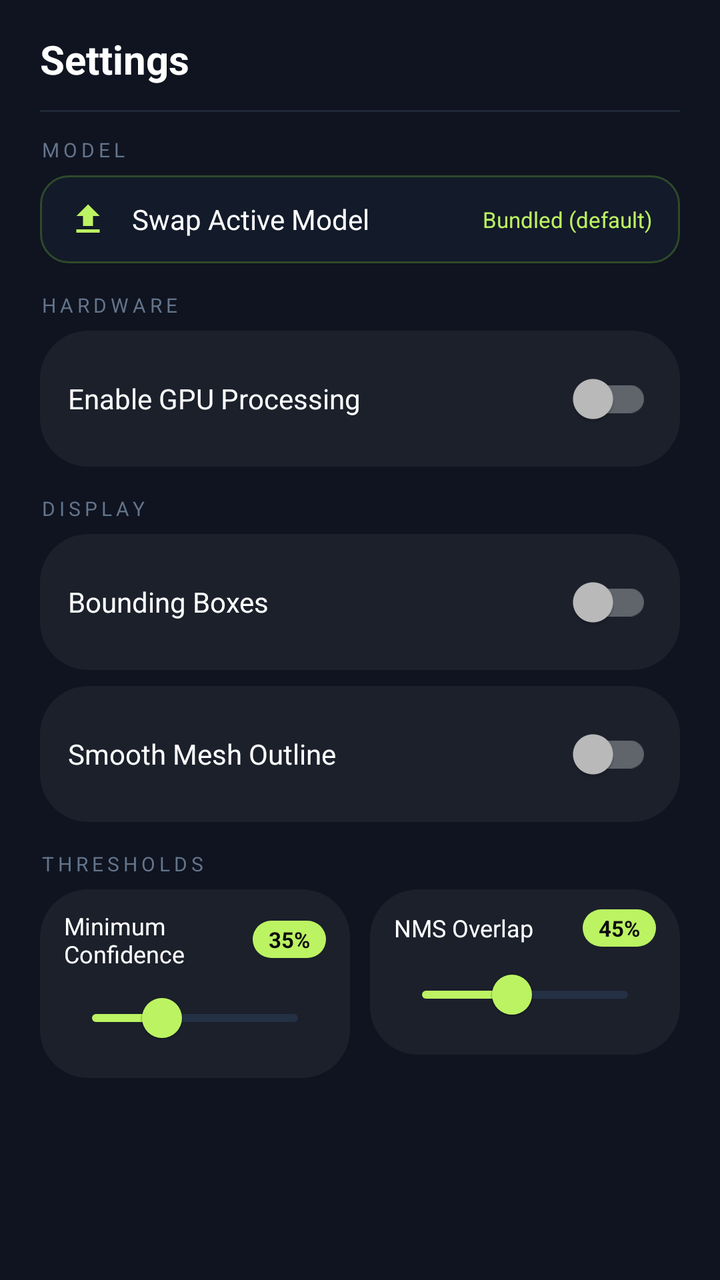
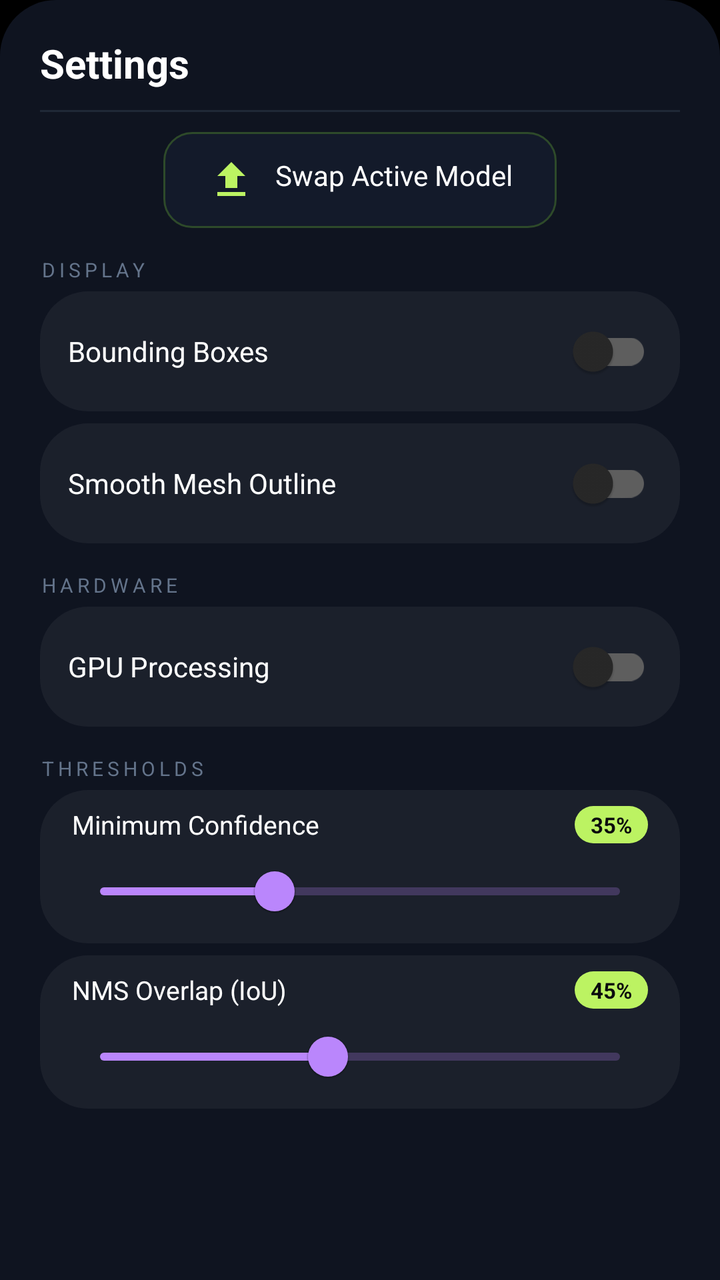

Compare the two renders of this Android layout. The source of the first and the diff that turns it into the second are given below.
<!-- AndroidManifest.xml: application theme Theme.AIMeshVision -->
<!-- res/layout/bottom_sheet_settings.xml -->
<?xml version="1.0" encoding="utf-8"?>
<LinearLayout xmlns:android="http://schemas.android.com/apk/res/android"
    xmlns:app="http://schemas.android.com/apk/res-auto"
    android:layout_width="match_parent"
    android:layout_height="wrap_content"
    android:background="#0F1420"
    android:orientation="vertical"
    android:paddingStart="20dp"
    android:paddingEnd="20dp"
    android:paddingTop="16dp"
    android:paddingBottom="20dp">

    <TextView
        android:layout_width="wrap_content"
        android:layout_height="wrap_content"
        android:text="Settings"
        android:textColor="#FFFFFF"
        android:textSize="20sp"
        android:textStyle="bold"/>

    <View
        android:layout_width="match_parent"
        android:layout_height="1dp"
        android:layout_marginTop="12dp"
        android:layout_marginBottom="12dp"
        android:background="#1F2937"/>

    
    <TextView
        android:layout_width="wrap_content"
        android:layout_height="wrap_content"
        android:text="MODEL"
        android:textColor="#64748B"
        android:textSize="10sp"
        android:textAllCaps="true"
        android:letterSpacing="0.2"
        android:layout_marginBottom="6dp"/>

    
    <LinearLayout
        android:id="@+id/panelSelectModel"
        android:layout_width="match_parent"
        android:layout_height="wrap_content"
        android:background="@drawable/bg_model_swap"
        android:clickable="true"
        android:focusable="true"
        android:gravity="center_vertical"
        android:orientation="horizontal"
        android:paddingStart="14dp"
        android:paddingEnd="14dp"
        android:paddingTop="12dp"
        android:paddingBottom="12dp">

        <ImageView
            android:layout_width="20dp"
            android:layout_height="20dp"
            android:src="@drawable/ic_upload"
            app:tint="#BCF362"
            android:layout_marginEnd="12dp"/>

        <TextView
            android:layout_width="0dp"
            android:layout_height="wrap_content"
            android:layout_weight="1"
            android:text="Swap Active Model"
            android:textColor="#FFFFFF"
            android:textSize="14sp"/>

        <TextView
            android:id="@+id/tvCurrentModelName"
            android:layout_width="wrap_content"
            android:layout_height="wrap_content"
            android:maxWidth="110dp"
            android:ellipsize="end"
            android:maxLines="1"
            android:text="Bundled (default)"
            android:textColor="#BCF362"
            android:textSize="11sp"/>
    </LinearLayout>

    
    <TextView
        android:layout_width="wrap_content"
        android:layout_height="wrap_content"
        android:text="HARDWARE"
        android:textColor="#64748B"
        android:textSize="10sp"
        android:textAllCaps="true"
        android:letterSpacing="0.2"
        android:layout_marginTop="14dp"
        android:layout_marginBottom="6dp"/>

    <LinearLayout
        android:layout_width="match_parent"
        android:layout_height="wrap_content"
        android:background="@drawable/bg_glass_btn"
        android:gravity="center_vertical"
        android:orientation="horizontal"
        android:paddingStart="14dp"
        android:paddingEnd="14dp"
        android:paddingTop="10dp"
        android:paddingBottom="10dp">

        <TextView
            android:layout_width="0dp"
            android:layout_height="wrap_content"
            android:layout_weight="1"
            android:text="Enable GPU Processing"
            android:textColor="#FFFFFF"
            android:textSize="14sp"/>

        <androidx.appcompat.widget.SwitchCompat
            android:id="@+id/switchGpu"
            android:layout_width="wrap_content"
            android:layout_height="wrap_content"
            android:thumbTint="#BCF362"
            android:trackTint="#243044"/>
    </LinearLayout>

    
    <TextView
        android:layout_width="wrap_content"
        android:layout_height="wrap_content"
        android:text="DISPLAY"
        android:textColor="#64748B"
        android:textSize="10sp"
        android:textAllCaps="true"
        android:letterSpacing="0.2"
        android:layout_marginTop="14dp"
        android:layout_marginBottom="6dp"/>

    <LinearLayout
        android:layout_width="match_parent"
        android:layout_height="wrap_content"
        android:background="@drawable/bg_glass_btn"
        android:gravity="center_vertical"
        android:orientation="horizontal"
        android:paddingStart="14dp"
        android:paddingEnd="14dp"
        android:paddingTop="10dp"
        android:paddingBottom="10dp"
        android:layout_marginBottom="8dp">

        <TextView
            android:layout_width="0dp"
            android:layout_height="wrap_content"
            android:layout_weight="1"
            android:text="Bounding Boxes"
            android:textColor="#FFFFFF"
            android:textSize="14sp"/>

        <androidx.appcompat.widget.SwitchCompat
            android:id="@+id/switchBoxes"
            android:layout_width="wrap_content"
            android:layout_height="wrap_content"
            android:thumbTint="#BCF362"
            android:trackTint="#243044"/>
    </LinearLayout>

    <LinearLayout
        android:layout_width="match_parent"
        android:layout_height="wrap_content"
        android:background="@drawable/bg_glass_btn"
        android:gravity="center_vertical"
        android:orientation="horizontal"
        android:paddingStart="14dp"
        android:paddingEnd="14dp"
        android:paddingTop="10dp"
        android:paddingBottom="10dp">

        <TextView
            android:layout_width="0dp"
            android:layout_height="wrap_content"
            android:layout_weight="1"
            android:text="Smooth Mesh Outline"
            android:textColor="#FFFFFF"
            android:textSize="14sp"/>

        <androidx.appcompat.widget.SwitchCompat
            android:id="@+id/switchSmooth"
            android:layout_width="wrap_content"
            android:layout_height="wrap_content"
            android:thumbTint="#BCF362"
            android:trackTint="#243044"/>
    </LinearLayout>

    
    <TextView
        android:layout_width="wrap_content"
        android:layout_height="wrap_content"
        android:text="THRESHOLDS"
        android:textColor="#64748B"
        android:textSize="10sp"
        android:textAllCaps="true"
        android:letterSpacing="0.2"
        android:layout_marginTop="14dp"
        android:layout_marginBottom="6dp"/>

    <LinearLayout
        android:layout_width="match_parent"
        android:layout_height="wrap_content"
        android:orientation="horizontal">

        <LinearLayout
            android:layout_width="0dp"
            android:layout_height="wrap_content"
            android:layout_weight="1"
            android:layout_marginEnd="5dp"
            android:background="@drawable/bg_glass_btn"
            android:orientation="vertical"
            android:paddingStart="12dp"
            android:paddingEnd="12dp"
            android:paddingTop="10dp"
            android:paddingBottom="6dp">

            <LinearLayout
                android:layout_width="match_parent"
                android:layout_height="wrap_content"
                android:gravity="center_vertical"
                android:orientation="horizontal">

                <TextView
                    android:layout_width="0dp"
                    android:layout_height="wrap_content"
                    android:layout_weight="1"
                    android:text="Minimum Confidence"
                    android:textColor="#FFFFFF"
                    android:textSize="12sp"/>

                <TextView
                    android:id="@+id/tvConfValue"
                    android:layout_width="wrap_content"
                    android:layout_height="wrap_content"
                    android:background="@drawable/bg_value_chip"
                    android:paddingHorizontal="8dp"
                    android:paddingVertical="2dp"
                    android:text="35%"
                    android:textColor="#0B0B0D"
                    android:textSize="11sp"
                    android:textStyle="bold"/>
            </LinearLayout>

            <com.google.android.material.slider.Slider
                android:id="@+id/sliderConf"
                android:layout_width="match_parent"
                android:layout_height="wrap_content"
                android:valueFrom="5"
                android:valueTo="95"
                android:stepSize="1"
                android:value="35"
                app:labelBehavior="gone"
                app:thumbColor="#BCF362"
                app:trackColorActive="#BCF362"
                app:trackColorInactive="#243044"
                app:trackHeight="4dp"
                app:tickVisible="false"/>
        </LinearLayout>

        <LinearLayout
            android:layout_width="0dp"
            android:layout_height="wrap_content"
            android:layout_weight="1"
            android:layout_marginStart="5dp"
            android:background="@drawable/bg_glass_btn"
            android:orientation="vertical"
            android:paddingStart="12dp"
            android:paddingEnd="12dp"
            android:paddingTop="10dp"
            android:paddingBottom="6dp">

            <LinearLayout
                android:layout_width="match_parent"
                android:layout_height="wrap_content"
                android:gravity="center_vertical"
                android:orientation="horizontal">

                <TextView
                    android:layout_width="0dp"
                    android:layout_height="wrap_content"
                    android:layout_weight="1"
                    android:text="NMS Overlap"
                    android:textColor="#FFFFFF"
                    android:textSize="12sp"/>

                <TextView
                    android:id="@+id/tvIouValue"
                    android:layout_width="wrap_content"
                    android:layout_height="wrap_content"
                    android:background="@drawable/bg_value_chip"
                    android:paddingHorizontal="8dp"
                    android:paddingVertical="2dp"
                    android:text="45%"
                    android:textColor="#0B0B0D"
                    android:textSize="11sp"
                    android:textStyle="bold"/>
            </LinearLayout>

            <com.google.android.material.slider.Slider
                android:id="@+id/sliderIou"
                android:layout_width="match_parent"
                android:layout_height="wrap_content"
                android:valueFrom="10"
                android:valueTo="90"
                android:stepSize="1"
                android:value="45"
                app:labelBehavior="gone"
                app:thumbColor="#BCF362"
                app:trackColorActive="#BCF362"
                app:trackColorInactive="#243044"
                app:trackHeight="4dp"
                app:tickVisible="false"/>
        </LinearLayout>
    </LinearLayout>

</LinearLayout>
<!-- resources referenced by this layout -->
<resources>
  <!-- drawable bg_glass_btn (drawable) -->
  <?xml version="1.0" encoding="utf-8"?>
  <shape xmlns:android="http://schemas.android.com/apk/res/android">
      <solid android:color="#0DFFFFFF" />
      <corners android:radius="24dp" />
  </shape>
  <!-- drawable bg_model_swap (drawable) -->
  <?xml version="1.0" encoding="utf-8"?>
  <shape xmlns:android="http://schemas.android.com/apk/res/android"
      android:shape="rectangle">
      <solid android:color="#131A2A" />
      <corners android:radius="14dp" />
      <stroke android:width="1dp" android:color="#2E4A2A" />
  </shape>
  <!-- drawable bg_value_chip (drawable) -->
  <?xml version="1.0" encoding="utf-8"?>
  <shape xmlns:android="http://schemas.android.com/apk/res/android"
      android:shape="rectangle">
      <solid android:color="#BCF362" />
      <corners android:radius="20dp" />
  </shape>
  <!-- drawable ic_upload (drawable) -->
  <?xml version="1.0" encoding="utf-8"?>
  <vector xmlns:android="http://schemas.android.com/apk/res/android" android:width="24dp" android:height="24dp" android:viewportWidth="24" android:viewportHeight="24">
      <path android:fillColor="#FFFFFF" android:pathData="M9,16V10H5L12,3L19,10H15V16H9M5,20V18H19V20H5Z"/>
  </vector>
  <style name="Theme.AIMeshVision" parent="Theme.MaterialComponents.NoActionBar">
          <item name="android:windowBackground">@android:color/black</item>
          <item name="android:windowLayoutInDisplayCutoutMode">shortEdges</item>
          <item name="android:statusBarColor">#0A0A0C</item>
          <item name="android:navigationBarColor">#0A0A0C</item>
          <item name="android:colorPrimary">@android:color/black</item>
          <item name="android:colorPrimaryDark">@android:color/black</item>
          <item name="android:colorAccent">#00FF00</item>
      </style>
</resources>

<!-- the commit's change to res/layout/bottom_sheet_settings.xml (unified diff, before → after) -->
@@ -3,11 +3,11 @@
     xmlns:app="http://schemas.android.com/apk/res-auto"
     android:layout_width="match_parent"
     android:layout_height="wrap_content"
-    android:background="#0F1420"
+    android:background="@drawable/bg_sheet_rounded"
     android:orientation="vertical"
     android:paddingStart="20dp"
     android:paddingEnd="20dp"
-    android:paddingTop="16dp"
+    android:paddingTop="18dp"
     android:paddingBottom="20dp">
 
     <TextView
@@ -21,61 +21,85 @@
     <View
         android:layout_width="match_parent"
         android:layout_height="1dp"
-        android:layout_marginTop="12dp"
-        android:layout_marginBottom="12dp"
+        android:layout_marginTop="10dp"
+        android:layout_marginBottom="10dp"
         android:background="#1F2937"/>
 
     
     <TextView
-        android:layout_width="wrap_content"
-        android:layout_height="wrap_content"
-        android:text="MODEL"
+        android:id="@+id/panelSelectModel"
+        android:layout_width="wrap_content"
+        android:layout_height="wrap_content"
+        android:layout_gravity="center_horizontal"
+        android:background="@drawable/bg_model_swap"
+        android:clickable="true"
+        android:focusable="true"
+        android:drawableStart="@drawable/ic_upload"
+        android:drawablePadding="10dp"
+        android:drawableTint="#BCF362"
+        android:paddingHorizontal="22dp"
+        android:paddingVertical="12dp"
+        android:text="Swap Active Model"
+        android:textColor="#FFFFFF"
+        android:textSize="14sp"/>
+
+    
+    <TextView
+        android:layout_width="wrap_content"
+        android:layout_height="wrap_content"
+        android:text="DISPLAY"
         android:textColor="#64748B"
         android:textSize="10sp"
         android:textAllCaps="true"
         android:letterSpacing="0.2"
-        android:layout_marginBottom="6dp"/>
-
-    
-    <LinearLayout
-        android:id="@+id/panelSelectModel"
-        android:layout_width="match_parent"
-        android:layout_height="wrap_content"
-        android:background="@drawable/bg_model_swap"
-        android:clickable="true"
-        android:focusable="true"
+        android:layout_marginTop="14dp"
+        android:layout_marginBottom="4dp"/>
+
+    <LinearLayout
+        android:layout_width="match_parent"
+        android:layout_height="wrap_content"
+        android:background="@drawable/bg_glass_btn"
         android:gravity="center_vertical"
         android:orientation="horizontal"
-        android:paddingStart="14dp"
-        android:paddingEnd="14dp"
-        android:paddingTop="12dp"
-        android:paddingBottom="12dp">
-
-        <ImageView
-            android:layout_width="20dp"
-            android:layout_height="20dp"
-            android:src="@drawable/ic_upload"
-            app:tint="#BCF362"
-            android:layout_marginEnd="12dp"/>
+        android:paddingHorizontal="14dp"
+        android:paddingVertical="6dp">
 
         <TextView
             android:layout_width="0dp"
             android:layout_height="wrap_content"
             android:layout_weight="1"
-            android:text="Swap Active Model"
+            android:text="Bounding Boxes"
             android:textColor="#FFFFFF"
             android:textSize="14sp"/>
 
+        <com.google.android.material.switchmaterial.SwitchMaterial
+            android:id="@+id/switchBoxes"
+            android:layout_width="wrap_content"
+            android:layout_height="wrap_content"/>
+    </LinearLayout>
+
+    <LinearLayout
+        android:layout_width="match_parent"
+        android:layout_height="wrap_content"
+        android:layout_marginTop="6dp"
+        android:background="@drawable/bg_glass_btn"
+        android:gravity="center_vertical"
+        android:orientation="horizontal"
+        android:paddingHorizontal="14dp"
+        android:paddingVertical="6dp">
+
         <TextView
-            android:id="@+id/tvCurrentModelName"
+            android:layout_width="0dp"
+            android:layout_height="wrap_content"
+            android:layout_weight="1"
+            android:text="Smooth Mesh Outline"
+            android:textColor="#FFFFFF"
+            android:textSize="14sp"/>
+
+        <com.google.android.material.switchmaterial.SwitchMaterial
+            android:id="@+id/switchSmooth"
             android:layout_width="wrap_content"
-            android:layout_height="wrap_content"
-            android:maxWidth="110dp"
-            android:ellipsize="end"
-            android:maxLines="1"
-            android:text="Bundled (default)"
-            android:textColor="#BCF362"
-            android:textSize="11sp"/>
+            android:layout_height="wrap_content"/>
     </LinearLayout>
 
     
@@ -88,7 +112,7 @@
         android:textAllCaps="true"
         android:letterSpacing="0.2"
         android:layout_marginTop="14dp"
-        android:layout_marginBottom="6dp"/>
+        android:layout_marginBottom="4dp"/>
 
     <LinearLayout
         android:layout_width="match_parent"
@@ -96,92 +120,21 @@
         android:background="@drawable/bg_glass_btn"
         android:gravity="center_vertical"
         android:orientation="horizontal"
-        android:paddingStart="14dp"
-        android:paddingEnd="14dp"
-        android:paddingTop="10dp"
-        android:paddingBottom="10dp">
+        android:paddingHorizontal="14dp"
+        android:paddingVertical="6dp">
 
         <TextView
             android:layout_width="0dp"
             android:layout_height="wrap_content"
             android:layout_weight="1"
-            android:text="Enable GPU Processing"
+            android:text="GPU Processing"
             android:textColor="#FFFFFF"
             android:textSize="14sp"/>
 
-        <androidx.appcompat.widget.SwitchCompat
+        <com.google.android.material.switchmaterial.SwitchMaterial
             android:id="@+id/switchGpu"
             android:layout_width="wrap_content"
-            android:layout_height="wrap_content"
-            android:thumbTint="#BCF362"
-            android:trackTint="#243044"/>
-    </LinearLayout>
-
-    
-    <TextView
-        android:layout_width="wrap_content"
-        android:layout_height="wrap_content"
-        android:text="DISPLAY"
-        android:textColor="#64748B"
-        android:textSize="10sp"
-        android:textAllCaps="true"
-        android:letterSpacing="0.2"
-        android:layout_marginTop="14dp"
-        android:layout_marginBottom="6dp"/>
-
-    <LinearLayout
-        android:layout_width="match_parent"
-        android:layout_height="wrap_content"
-        android:background="@drawable/bg_glass_btn"
-        android:gravity="center_vertical"
-        android:orientation="horizontal"
-        android:paddingStart="14dp"
-        android:paddingEnd="14dp"
-        android:paddingTop="10dp"
-        android:paddingBottom="10dp"
-        android:layout_marginBottom="8dp">
-
-        <TextView
-            android:layout_width="0dp"
-            android:layout_height="wrap_content"
-            android:layout_weight="1"
-            android:text="Bounding Boxes"
-            android:textColor="#FFFFFF"
-            android:textSize="14sp"/>
-
-        <androidx.appcompat.widget.SwitchCompat
-            android:id="@+id/switchBoxes"
-            android:layout_width="wrap_content"
-            android:layout_height="wrap_content"
-            android:thumbTint="#BCF362"
-            android:trackTint="#243044"/>
-    </LinearLayout>
-
-    <LinearLayout
-        android:layout_width="match_parent"
-        android:layout_height="wrap_content"
-        android:background="@drawable/bg_glass_btn"
-        android:gravity="center_vertical"
-        android:orientation="horizontal"
-        android:paddingStart="14dp"
-        android:paddingEnd="14dp"
-        android:paddingTop="10dp"
-        android:paddingBottom="10dp">
-
-        <TextView
-            android:layout_width="0dp"
-            android:layout_height="wrap_content"
-            android:layout_weight="1"
-            android:text="Smooth Mesh Outline"
-            android:textColor="#FFFFFF"
-            android:textSize="14sp"/>
-
-        <androidx.appcompat.widget.SwitchCompat
-            android:id="@+id/switchSmooth"
-            android:layout_width="wrap_content"
-            android:layout_height="wrap_content"
-            android:thumbTint="#BCF362"
-            android:trackTint="#243044"/>
+            android:layout_height="wrap_content"/>
     </LinearLayout>
 
     
@@ -194,122 +147,103 @@
         android:textAllCaps="true"
         android:letterSpacing="0.2"
         android:layout_marginTop="14dp"
-        android:layout_marginBottom="6dp"/>
-
-    <LinearLayout
-        android:layout_width="match_parent"
-        android:layout_height="wrap_content"
-        android:orientation="horizontal">
+        android:layout_marginBottom="4dp"/>
+
+    <LinearLayout
+        android:layout_width="match_parent"
+        android:layout_height="wrap_content"
+        android:background="@drawable/bg_glass_btn"
+        android:orientation="vertical"
+        android:paddingHorizontal="16dp"
+        android:paddingTop="8dp"
+        android:paddingBottom="2dp">
 
         <LinearLayout
-            android:layout_width="0dp"
-            android:layout_height="wrap_content"
-            android:layout_weight="1"
-            android:layout_marginEnd="5dp"
-            android:background="@drawable/bg_glass_btn"
-            android:orientation="vertical"
-            android:paddingStart="12dp"
-            android:paddingEnd="12dp"
-            android:paddingTop="10dp"
-            android:paddingBottom="6dp">
-
-            <LinearLayout
-                android:layout_width="match_parent"
-                android:layout_height="wrap_content"
-                android:gravity="center_vertical"
-                android:orientation="horizontal">
-
-                <TextView
-                    android:layout_width="0dp"
-                    android:layout_height="wrap_content"
-                    android:layout_weight="1"
-                    android:text="Minimum Confidence"
-                    android:textColor="#FFFFFF"
-                    android:textSize="12sp"/>
-
-                <TextView
-                    android:id="@+id/tvConfValue"
-                    android:layout_width="wrap_content"
-                    android:layout_height="wrap_content"
-                    android:background="@drawable/bg_value_chip"
-                    android:paddingHorizontal="8dp"
-                    android:paddingVertical="2dp"
-                    android:text="35%"
-                    android:textColor="#0B0B0D"
-                    android:textSize="11sp"
-                    android:textStyle="bold"/>
-            </LinearLayout>
-
-            <com.google.android.material.slider.Slider
-                android:id="@+id/sliderConf"
-                android:layout_width="match_parent"
-                android:layout_height="wrap_content"
-                android:valueFrom="5"
-                android:valueTo="95"
-                android:stepSize="1"
-                android:value="35"
-                app:labelBehavior="gone"
-                app:thumbColor="#BCF362"
-                app:trackColorActive="#BCF362"
-                app:trackColorInactive="#243044"
-                app:trackHeight="4dp"
-                app:tickVisible="false"/>
+            android:layout_width="match_parent"
+            android:layout_height="wrap_content"
+            android:gravity="center_vertical"
+            android:orientation="horizontal">
+
+            <TextView
+                android:layout_width="0dp"
+                android:layout_height="wrap_content"
+                android:layout_weight="1"
+                android:text="Minimum Confidence"
+                android:textColor="#FFFFFF"
+                android:textSize="13sp"/>
+
+            <TextView
+                android:id="@+id/tvConfValue"
+                android:layout_width="wrap_content"
+                android:layout_height="wrap_content"
+                android:background="@drawable/bg_value_chip"
+                android:paddingHorizontal="8dp"
+                android:paddingVertical="2dp"
+                android:text="35%"
+                android:textColor="#0B0B0D"
+                android:textSize="11sp"
+                android:textStyle="bold"/>
         </LinearLayout>
 
+        <com.google.android.material.slider.Slider
+            android:id="@+id/sliderConf"
+            android:layout_width="match_parent"
+            android:layout_height="wrap_content"
+            android:valueFrom="5"
+            android:valueTo="95"
+            android:stepSize="1"
+            android:value="35"
+            app:labelBehavior="gone"
+            app:tickVisible="false"/>
+    </LinearLayout>
+
+    <LinearLayout
+        android:layout_width="match_parent"
+        android:layout_height="wrap_content"
+        android:layout_marginTop="6dp"
+        android:background="@drawable/bg_glass_btn"
+        android:orientation="vertical"
+        android:paddingHorizontal="16dp"
+        android:paddingTop="8dp"
+        android:paddingBottom="2dp">
+
         <LinearLayout
-            android:layout_width="0dp"
-            android:layout_height="wrap_content"
-            android:layout_weight="1"
-            android:layout_marginStart="5dp"
-            android:background="@drawable/bg_glass_btn"
-            android:orientation="vertical"
-            android:paddingStart="12dp"
-            android:paddingEnd="12dp"
-            android:paddingTop="10dp"
-            android:paddingBottom="6dp">
-
-            <LinearLayout
-                android:layout_width="match_parent"
-                android:layout_height="wrap_content"
-                android:gravity="center_vertical"
-                android:orientation="horizontal">
-
-                <TextView
-                    android:layout_width="0dp"
-                    android:layout_height="wrap_content"
-                    android:layout_weight="1"
-                    android:text="NMS Overlap"
-                    android:textColor="#FFFFFF"
-                    android:textSize="12sp"/>
-
-                <TextView
-                    android:id="@+id/tvIouValue"
-                    android:layout_width="wrap_content"
-                    android:layout_height="wrap_content"
-                    android:background="@drawable/bg_value_chip"
-                    android:paddingHorizontal="8dp"
-                    android:paddingVertical="2dp"
-                    android:text="45%"
-                    android:textColor="#0B0B0D"
-                    android:textSize="11sp"
-                    android:textStyle="bold"/>
-            </LinearLayout>
-
-            <com.google.android.material.slider.Slider
-                android:id="@+id/sliderIou"
-                android:layout_width="match_parent"
-                android:layout_height="wrap_content"
-                android:valueFrom="10"
-                android:valueTo="90"
-                android:stepSize="1"
-                android:value="45"
-                app:labelBehavior="gone"
-                app:thumbColor="#BCF362"
-                app:trackColorActive="#BCF362"
-                app:trackColorInactive="#243044"
-                app:trackHeight="4dp"
-                app:tickVisible="false"/>
+            android:layout_width="match_parent"
+            android:layout_height="wrap_content"
+            android:gravity="center_vertical"
+            android:orientation="horizontal">
+
+            <TextView
+                android:layout_width="0dp"
+                android:layout_height="wrap_content"
+                android:layout_weight="1"
+                android:text="NMS Overlap (IoU)"
+                android:textColor="#FFFFFF"
+                android:textSize="13sp"/>
+
+            <TextView
+                android:id="@+id/tvIouValue"
+                android:layout_width="wrap_content"
+                android:layout_height="wrap_content"
+                android:background="@drawable/bg_value_chip"
+                android:paddingHorizontal="8dp"
+                android:paddingVertical="2dp"
+                android:text="45%"
+                android:textColor="#0B0B0D"
+                android:textSize="11sp"
+                android:textStyle="bold"/>
         </LinearLayout>
+
+        <com.google.android.material.slider.Slider
+            android:id="@+id/sliderIou"
+            android:layout_width="match_parent"
+            android:layout_height="wrap_content"
+            android:valueFrom="10"
+            android:valueTo="90"
+            android:stepSize="1"
+            android:value="45"
+            app:labelBehavior="gone"
+            app:tickVisible="false"/>
     </LinearLayout>
 
 </LinearLayout>
<!-- resource entries referenced after the edit -->
@@ -13,6 +13,13 @@
       <solid android:color="#131A2A" />
       <corners android:radius="14dp" />
       <stroke android:width="1dp" android:color="#2E4A2A" />
+  </shape>
+  <!-- drawable bg_sheet_rounded (drawable) -->
+  <?xml version="1.0" encoding="utf-8"?>
+  <shape xmlns:android="http://schemas.android.com/apk/res/android"
+      android:shape="rectangle">
+      <solid android:color="#0F1420" />
+      <corners android:topLeftRadius="28dp" android:topRightRadius="28dp" />
   </shape>
   <!-- drawable bg_value_chip (drawable) -->
   <?xml version="1.0" encoding="utf-8"?>
